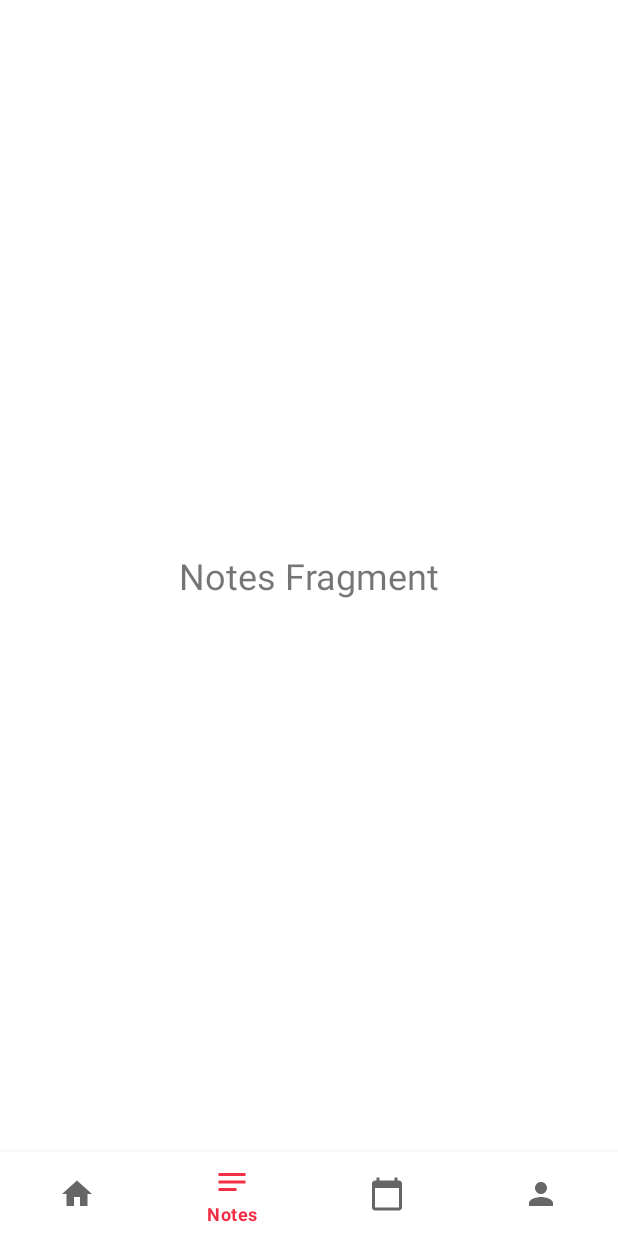
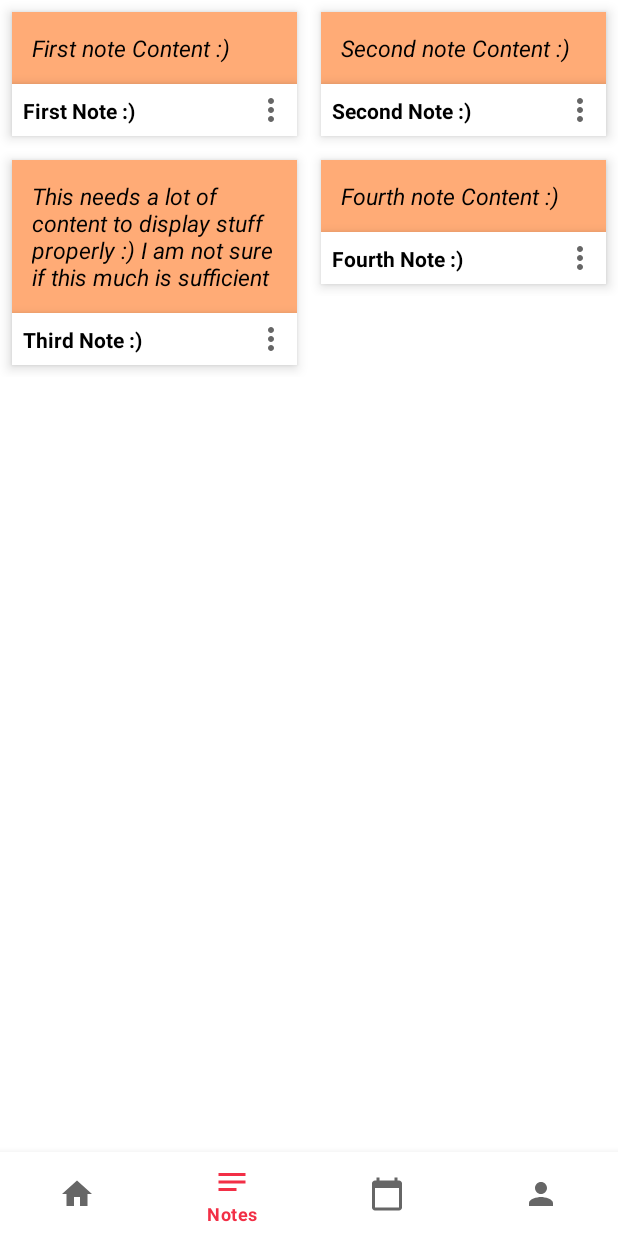
Before and after one commit to DhanushR24/Studify, an Android app: the Dashboard screen opened directly, with no data from a screen before it, item 2 of the bottom bar chosen, on a phone screen of 412 x 824 dp. Run offline under Robolectric (Android 15) with nearby library versions, the phone set to English and light mode, and no system bars; Roboto replaces fonts that are not available here.

Commit message:
Added notes UI :sparkles:

```diff
--- a/app/build.gradle
+++ b/app/build.gradle
@@ -43,6 +43,8 @@ dependencies {
     implementation 'androidx.constraintlayout:constraintlayout:2.1.3'
     implementation 'com.google.android.material:material:1.5.0'
     implementation platform('com.google.firebase:firebase-bom:29.3.0')
+    implementation 'androidx.navigation:navigation-fragment:2.4.2'
+    implementation 'androidx.navigation:navigation-ui:2.4.2'
 
     testImplementation 'junit:junit:4.13.2'
     androidTestImplementation 'androidx.test.ext:junit:1.1.3'
--- a/app/src/main/java/com/example/studify_madproject/Authenticate.java
+++ b/app/src/main/java/com/example/studify_madproject/Authenticate.java
@@ -11,6 +11,7 @@ import android.view.WindowManager;
 import android.widget.Button;
 import android.widget.ImageView;
 import android.widget.TextView;
+import android.widget.Toast;
 
 import com.google.android.material.textfield.TextInputLayout;
 
@@ -41,6 +42,7 @@ public class Authenticate extends AppCompatActivity {
         signIn.setOnClickListener(new View.OnClickListener() {
             @Override
             public void onClick(View view) {
+                Toast.makeText(Authenticate.this, email.getEditText().getText() + " " + password.getEditText().getText(), Toast.LENGTH_SHORT).show();
                 Intent intent = new Intent(Authenticate.this, Dashboard.class);
                 startActivity(intent);
                 finish();
--- a/app/src/main/java/com/example/studify_madproject/Dashboard.java
+++ b/app/src/main/java/com/example/studify_madproject/Dashboard.java
@@ -16,13 +16,11 @@ import com.google.android.material.navigation.NavigationBarView;
 
 public class Dashboard extends AppCompatActivity {
 
-    ActivityMainBinding binding;
     BottomNavigationView nav;
     @Override
     protected void onCreate(Bundle savedInstanceState) {
         super.onCreate(savedInstanceState);
 
-        binding = ActivityMainBinding.inflate(getLayoutInflater());
         setContentView(R.layout.activity_dashboard);
 
 
--- a/app/src/main/java/com/example/studify_madproject/MainActivity.java
+++ b/app/src/main/java/com/example/studify_madproject/MainActivity.java
@@ -32,8 +32,11 @@ public class MainActivity extends AppCompatActivity {
         image = findViewById(R.id.logoRounded);
         logoText = findViewById(R.id.progressBar);
 
-        getWindow().setFlags(WindowManager.LayoutParams.FLAG_FULLSCREEN, WindowManager.LayoutParams.FLAG_FULLSCREEN);
+        View decorView = getWindow().getDecorView();
 
+        int uiOptions = View.SYSTEM_UI_FLAG_HIDE_NAVIGATION
+                | View.SYSTEM_UI_FLAG_FULLSCREEN;
+        decorView.setSystemUiVisibility(uiOptions);
         new Handler().postDelayed(
                 new Runnable() {
                     @Override
--- a/app/src/main/java/com/example/studify_madproject/NotesFragment.java
+++ b/app/src/main/java/com/example/studify_madproject/NotesFragment.java
@@ -2,11 +2,21 @@ package com.example.studify_madproject;
 
 import android.os.Bundle;
 
+import androidx.annotation.NonNull;
+import androidx.annotation.Nullable;
 import androidx.fragment.app.Fragment;
+import androidx.recyclerview.widget.LinearLayoutManager;
+import androidx.recyclerview.widget.RecyclerView;
+import androidx.recyclerview.widget.StaggeredGridLayoutManager;
 
 import android.view.LayoutInflater;
 import android.view.View;
 import android.view.ViewGroup;
+
+import com.example.studify_madproject.model.Adapter;
+
+import java.util.ArrayList;
+import java.util.List;
 
 /**
  * A simple {@link Fragment} subclass.
@@ -23,6 +33,14 @@ public class NotesFragment extends Fragment {
     // TODO: Rename and change types of parameters
     private String mParam1;
     private String mParam2;
+
+    RecyclerView recyclerView;
+    Adapter adapter;
+
+    List<String> contents;
+    List<String> titles;
+
+    View layout;
 
     public NotesFragment() {
         // Required empty public constructor
@@ -53,12 +71,41 @@ public class NotesFragment extends Fragment {
             mParam1 = getArguments().getString(ARG_PARAM1);
             mParam2 = getArguments().getString(ARG_PARAM2);
         }
+
+        titles = new ArrayList<>();
+        contents = new ArrayList<>();
+
+        titles.add("First Note :)");
+        contents.add("First note Content :)");
+
+        titles.add("Second Note :)");
+        contents.add("Second note Content :)");
+
+        titles.add("Third Note :)");
+        contents.add("This needs a lot of content to display stuff properly :) I am not sure if this much is sufficient");
+
+        titles.add("Fourth Note :)");
+        contents.add("Fourth note Content :)");
+
+        adapter = new Adapter(titles, contents);
     }
 
     @Override
     public View onCreateView(LayoutInflater inflater, ViewGroup container,
                              Bundle savedInstanceState) {
         // Inflate the layout for this fragment
-        return inflater.inflate(R.layout.fragment_notes, container, false);
+        layout = inflater.inflate(R.layout.fragment_notes, container, false);
+
+        return layout;
+    }
+
+    @Override
+    public void onViewCreated(@NonNull View view, @Nullable Bundle savedInstanceState) {
+        super.onViewCreated(view, savedInstanceState);
+
+
+        recyclerView = layout.findViewById(R.id.recycleView);
+        recyclerView.setLayoutManager(new StaggeredGridLayoutManager(2, StaggeredGridLayoutManager.VERTICAL));
+        recyclerView.setAdapter(adapter);
     }
 }
--- /dev/null
+++ b/app/src/main/java/com/example/studify_madproject/model/Adapter.java
@@ -0,0 +1,86 @@
+package com.example.studify_madproject.model;
+
+import android.content.Intent;
+import android.view.LayoutInflater;
+import android.view.View;
+import android.view.ViewGroup;
+import android.widget.TextView;
+
+import androidx.annotation.NonNull;
+import androidx.cardview.widget.CardView;
+import androidx.recyclerview.widget.RecyclerView;
+
+import com.example.studify_madproject.R;
+
+import java.util.ArrayList;
+import java.util.List;
+import java.util.Random;
+
+public class Adapter extends RecyclerView.Adapter<Adapter.ViewHolder> {
+
+    List<String> titles;
+    List<String> content;
+
+    public Adapter(List<String> titles, List<String> content) {
+        this.titles = titles;
+        this.content = content;
+    }
+
+    @NonNull
+    @Override
+    public ViewHolder onCreateViewHolder(@NonNull ViewGroup parent, int viewType) {
+        View view = LayoutInflater.from(parent.getContext()).inflate(R.layout.notes_view_layout, parent, false);
+
+        return new ViewHolder(view);
+    }
+
+    @Override
+    public void onBindViewHolder(@NonNull ViewHolder holder, int position) {
+        holder.noteTitle.setText(titles.get(position));
+        holder.noteContent.setText(content.get(position));
+
+        holder.cardView.setCardBackgroundColor(holder.view.getResources().getColor(getRandomColor(), null));
+
+        holder.view.setOnClickListener(new View.OnClickListener() {
+            @Override
+            public void onClick(View view) {
+
+            }
+        });
+    }
+
+    private int getRandomColor() {
+        List<Integer> colorCode = new ArrayList<>();
+        colorCode.add(R.color.light_green);
+        colorCode.add(R.color.light_purple);
+        colorCode.add(R.color.light_blue);
+        colorCode.add(R.color.light_orange);
+        colorCode.add(R.color.light_orange);
+        colorCode.add(R.color.light_red);
+        colorCode.add(R.color.light_yellow);
+
+        Random random = new Random();
+        return colorCode.get(random.nextInt(colorCode.size()));
+    }
+
+    @Override
+    public int getItemCount() {
+        return titles.size();
+    }
+
+    public class ViewHolder extends RecyclerView.ViewHolder {
+
+        TextView noteTitle, noteContent;
+        CardView cardView;
+        View view;
+
+        public ViewHolder(@NonNull View itemView) {
+            super(itemView);
+
+            noteTitle = itemView.findViewById(R.id.titles);
+            noteContent = itemView.findViewById(R.id.content);
+            cardView = itemView.findViewById(R.id.noteCard);
+            view = itemView;
+        }
+    }
+}
--- /dev/null
+++ b/app/src/main/res/drawable/ic_baseline_more_vert_24.xml
@@ -0,0 +1,10 @@
+<vector xmlns:android="http://schemas.android.com/apk/res/android"
+    android:width="24dp"
+    android:height="24dp"
+    android:viewportWidth="24"
+    android:viewportHeight="24"
+    android:tint="?attr/colorControlNormal">
+  <path
+      android:fillColor="@android:color/white"
+      android:pathData="M12,8c1.1,0 2,-0.9 2,-2s-0.9,-2 -2,-2 -2,0.9 -2,2 0.9,2 2,2zM12,10c-1.1,0 -2,0.9 -2,2s0.9,2 2,2 2,-0.9 2,-2 -0.9,-2 -2,-2zM12,16c-1.1,0 -2,0.9 -2,2s0.9,2 2,2 2,-0.9 2,-2 -0.9,-2 -2,-2z"/>
+</vector>
--- a/app/src/main/res/layout/fragment_notes.xml
+++ b/app/src/main/res/layout/fragment_notes.xml
@@ -1,19 +1,26 @@
 <?xml version="1.0" encoding="utf-8"?>
 <FrameLayout xmlns:android="http://schemas.android.com/apk/res/android"
+    xmlns:app="http://schemas.android.com/apk/res-auto"
     xmlns:tools="http://schemas.android.com/tools"
     android:layout_width="match_parent"
     android:layout_height="match_parent"
     tools:context=".NotesFragment">
 
     <!-- TODO: Update blank fragment layout -->
-    <TextView
-        android:layout_width="wrap_content"
-        android:layout_height="wrap_content"
-        android:text="Notes Fragment"
+
+    <androidx.constraintlayout.widget.ConstraintLayout
+        android:layout_width="match_parent"
+        android:layout_height="match_parent">
+
+        <androidx.recyclerview.widget.RecyclerView
+            android:id="@+id/recycleView"
+            android:layout_width="match_parent"
+            android:layout_height="match_parent"
+            android:layout_gravity="bottom"
+            app:layout_constraintEnd_toEndOf="parent"
+            app:layout_constraintStart_toStartOf="parent"
+            app:layout_constraintTop_toTopOf="parent" />
+    </androidx.constraintlayout.widget.ConstraintLayout>
 
 
-        android:textSize="24dp"
-        android:layout_gravity="center"
-        />
-
 </FrameLayout>
--- /dev/null
+++ b/app/src/main/res/layout/notes_view_layout.xml
@@ -0,0 +1,101 @@
+<?xml version="1.0" encoding="utf-8"?>
+<androidx.constraintlayout.widget.ConstraintLayout xmlns:android="http://schemas.android.com/apk/res/android"
+    xmlns:app="http://schemas.android.com/apk/res-auto"
+    xmlns:tools="http://schemas.android.com/tools"
+    android:layout_width="match_parent"
+    android:layout_height="wrap_content"
+    android:background="@android:color/transparent"
+    android:orientation="vertical">
+
+
+    <androidx.cardview.widget.CardView
+        android:id="@+id/noteCard"
+        android:layout_width="match_parent"
+        android:layout_height="wrap_content"
+        android:layout_marginStart="8dp"
+        android:layout_marginTop="8dp"
+        android:layout_marginEnd="8dp"
+        android:layout_marginBottom="8dp"
+        app:cardBackgroundColor="@color/pink_primary"
+        app:cardCornerRadius="0dp"
+        app:cardElevation="5dp"
+        app:contentPadding="0dp"
+        app:layout_constraintBottom_toBottomOf="parent"
+        app:layout_constraintEnd_toEndOf="parent"
+        app:layout_constraintStart_toStartOf="parent"
+        app:layout_constraintTop_toTopOf="parent">
+
+
+        <androidx.constraintlayout.widget.ConstraintLayout
+            android:layout_width="match_parent"
+            android:layout_height="wrap_content">
+
+            <TextView
+                android:id="@+id/content"
+                android:layout_width="0dp"
+                android:layout_height="wrap_content"
+                android:layout_marginStart="8dp"
+                android:layout_marginTop="8dp"
+                android:layout_marginEnd="8dp"
+                android:layout_marginBottom="8dp"
+                android:padding="5dp"
+                android:text="TextView"
+                android:textAlignment="viewStart"
+                android:textColor="#000"
+                android:textSize="15sp"
+                android:textStyle="normal|italic"
+                app:layout_constraintBottom_toTopOf="@+id/cardView"
+                app:layout_constraintEnd_toEndOf="parent"
+                app:layout_constraintStart_toStartOf="parent"
+                app:layout_constraintTop_toTopOf="parent" />
+
+            <androidx.cardview.widget.CardView
+                android:id="@+id/cardView"
+                android:layout_width="0dp"
+                android:layout_height="wrap_content"
+                android:orientation="horizontal"
+                app:cardCornerRadius="0dp"
+                app:cardElevation="5dp"
+                app:contentPadding="5dp"
+                app:layout_constraintBottom_toBottomOf="parent"
+                app:layout_constraintEnd_toEndOf="parent"
+                app:layout_constraintStart_toStartOf="parent"
+                app:layout_constraintTop_toTopOf="parent"
+                app:layout_constraintVertical_bias="1.0">
+
+                <androidx.constraintlayout.widget.ConstraintLayout
+                    android:layout_width="match_parent"
+                    android:layout_height="wrap_content">
+
+                    <ImageView
+                        android:id="@+id/menuIcon"
+                        android:layout_width="wrap_content"
+                        android:layout_height="wrap_content"
+                        app:layout_constraintBottom_toBottomOf="parent"
+                        app:layout_constraintEnd_toEndOf="parent"
+                        app:layout_constraintTop_toTopOf="parent"
+                        app:srcCompat="@drawable/ic_baseline_more_vert_24" />
+
+                    <TextView
+                        android:id="@+id/titles"
+                        android:layout_width="0dp"
+                        android:layout_height="wrap_content"
+                        android:padding="2dp"
+                        android:text="TextView"
+                        android:textAlignment="viewStart"
+                        android:textColor="@color/black"
+                        android:textSize="14sp"
+                        android:textStyle="bold"
+                        app:layout_constraintBottom_toBottomOf="parent"
+                        app:layout_constraintEnd_toStartOf="@+id/menuIcon"
+                        app:layout_constraintStart_toStartOf="parent"
+                        app:layout_constraintTop_toTopOf="parent" />
+
+                </androidx.constraintlayout.widget.ConstraintLayout>
+            </androidx.cardview.widget.CardView>
+
+        </androidx.constraintlayout.widget.ConstraintLayout>
+    </androidx.cardview.widget.CardView>
+
+
+</androidx.constraintlayout.widget.ConstraintLayout>
--- /dev/null
+++ b/app/src/main/res/values-land/dimens.xml
@@ -0,0 +1,3 @@
+<resources>
+    <dimen name="fab_margin">48dp</dimen>
+</resources>
--- a/app/src/main/res/values-night/themes.xml
+++ b/app/src/main/res/values-night/themes.xml
@@ -3,7 +3,7 @@
     <style name="Theme.StudifyMADProject" parent="Theme.MaterialComponents.DayNight.NoActionBar">
         <!-- Primary brand color. -->
         <item name="colorPrimary">@color/pink_primary</item>
-        <item name="colorPrimaryVariant">@color/pink_dark</item>
+        <item name="colorPrimaryVariant">@color/pink_primary</item>
         <item name="colorOnPrimary">@color/white</item>
         <!-- Secondary brand color. -->
         <item name="colorSecondary">@color/teal_200</item>
@@ -12,5 +12,6 @@
         <!-- Status bar color. -->
         <item name="android:statusBarColor" tools:targetApi="l">?attr/colorPrimaryVariant</item>
         <!-- Customize your theme here. -->
+        <item name="android:navigationBarColor">@color/pink_primary</item>
     </style>
 </resources>
--- /dev/null
+++ b/app/src/main/res/values-w1240dp/dimens.xml
@@ -0,0 +1,3 @@
+<resources>
+    <dimen name="fab_margin">200dp</dimen>
+</resources>
--- /dev/null
+++ b/app/src/main/res/values-w600dp/dimens.xml
@@ -0,0 +1,3 @@
+<resources>
+    <dimen name="fab_margin">48dp</dimen>
+</resources>
--- a/app/src/main/res/values/colors.xml
+++ b/app/src/main/res/values/colors.xml
@@ -9,4 +9,12 @@
     <color name="pink_primary">#f22f46</color>
     <color name="pink_light">#ff6a71</color>
     <color name="pink_dark">#b8001f</color>
+
+    <color name="light_red">#FF6363</color>
+    <color name="light_orange">#FFAB76</color>
+    <color name="light_yellow">#FFFDA2</color>
+    <color name="light_green">#BAFFB4</color>
+    <color name="light_purple">#CE49BF</color>
+    <color name="light_blue">#40DFEF</color>
+
 </resources>
--- /dev/null
+++ b/app/src/main/res/values/dimens.xml
@@ -0,0 +1,3 @@
+<resources>
+    <dimen name="fab_margin">16dp</dimen>
+</resources>
--- a/app/src/main/res/values/strings.xml
+++ b/app/src/main/res/values/strings.xml
@@ -2,4 +2,13 @@
     <string name="app_name">Studify- MAD Project</string>
     <!-- TODO: Remove or change this placeholder text -->
     <string name="hello_blank_fragment">Hello blank fragment</string>
+    <string name="title_activity_edit_notes">EditNotes</string>
+    <!-- Strings used for fragments for navigation -->
+    <string name="first_fragment_label">First Fragment</string>
+    <string name="second_fragment_label">Second Fragment</string>
+    <string name="next">Next</string>
+    <string name="previous">Previous</string>
+
+    <string name="hello_first_fragment">Hello first fragment</string>
+    <string name="hello_second_fragment">Hello second fragment. Arg: %1$s</string>
 </resources>
--- a/app/src/main/res/values/themes.xml
+++ b/app/src/main/res/values/themes.xml
@@ -3,7 +3,7 @@
     <style name="Theme.StudifyMADProject" parent="Theme.MaterialComponents.DayNight.NoActionBar">
         <!-- Primary brand color. -->
         <item name="colorPrimary">@color/pink_primary</item>
-        <item name="colorPrimaryVariant">@color/pink_dark</item>
+        <item name="colorPrimaryVariant">@color/pink_primary</item>
         <item name="colorOnPrimary">@color/white</item>
         <!-- Secondary brand color. -->
         <item name="colorSecondary">@color/teal_200</item>
@@ -12,7 +12,19 @@
         <!-- Status bar color. -->
         <item name="android:statusBarColor" tools:targetApi="l">?attr/colorPrimaryVariant</item>
         <!-- Customize your theme here. -->
+        <item name="android:navigationBarColor">@color/white</item>
+        <item name="android:windowLightNavigationBar">true</item>
+
 
         <item name="android:windowContentTransitions">true</item>
     </style>
+
+    <style name="Theme.StudifyMADProject.NoActionBar">
+        <item name="windowActionBar">false</item>
+        <item name="windowNoTitle">true</item>
+    </style>
+
+    <style name="Theme.StudifyMADProject.AppBarOverlay" parent="ThemeOverlay.AppCompat.Dark.ActionBar" />
+
+    <style name="Theme.StudifyMADProject.PopupOverlay" parent="ThemeOverlay.AppCompat.Light" />
 </resources>
```
